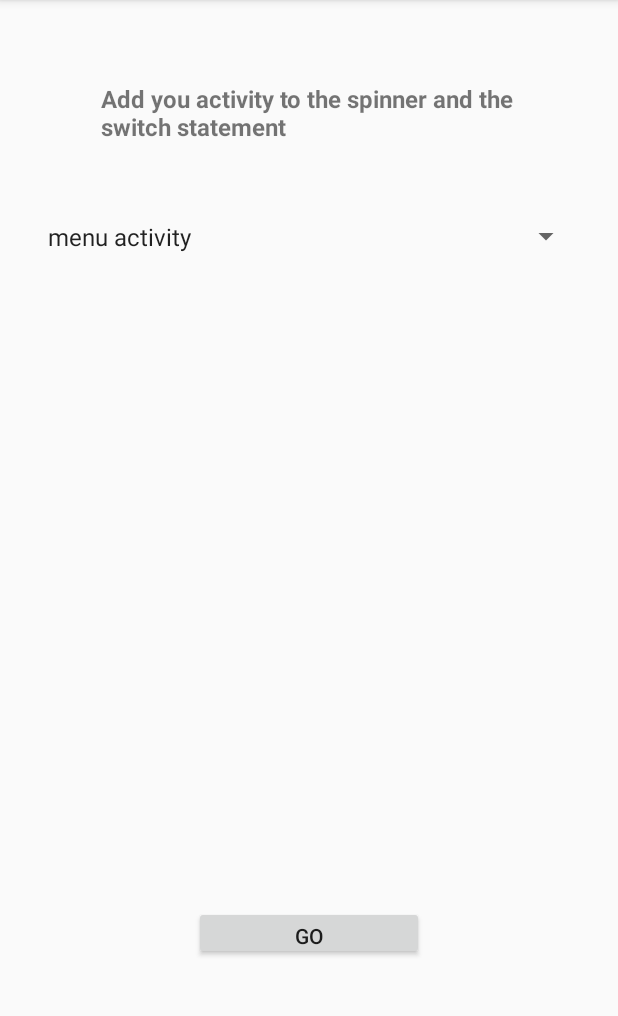
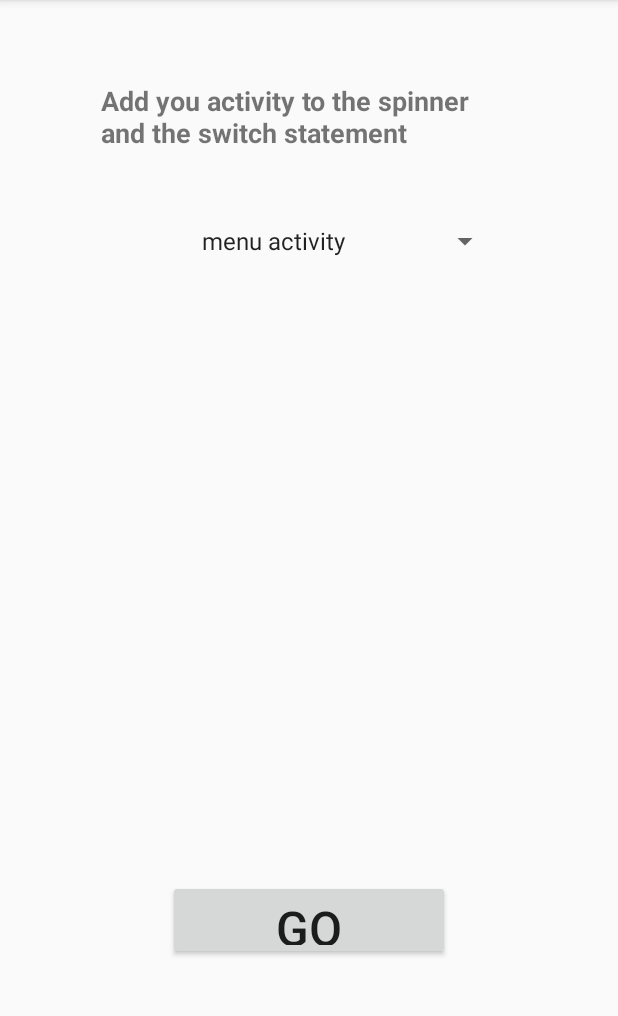
Before and after one commit to singhuu/POStMortem, an Android app: the screen it shows after launch (MainActivity), on a phone screen of 412 x 824 dp, the part 84-1100 px from its top. Run offline under Robolectric (Android 15) with nearby library versions, the light colour scheme and no system bars.

Commit message:
Added comments and increased text size on button and textview

```diff
--- a/phase1/app/src/main/java/com/example/postmortem/MainActivity.java
+++ b/phase1/app/src/main/java/com/example/postmortem/MainActivity.java
@@ -13,6 +13,7 @@ public class MainActivity extends AppCompatActivity {
   /** The spinner menu items */
   public final static String MENU_ACTIVITY = "menu activity";
 
+  /** The spinners array */
   private final String[] activities = {MENU_ACTIVITY};
 
   @Override
@@ -47,6 +48,7 @@ public class MainActivity extends AppCompatActivity {
 
     Intent intent;
 
+    // pick the activity to go to
     switch(activity){
 
       case MENU_ACTIVITY:
--- a/phase1/app/src/main/res/layout/activity_main.xml
+++ b/phase1/app/src/main/res/layout/activity_main.xml
@@ -11,7 +11,7 @@
         android:layout_width="277dp"
         android:layout_height="58dp"
         android:text="@string/open_instruction"
-        android:textSize="16sp"
+        android:textSize="18sp"
         android:textStyle="bold"
         app:layout_constraintBottom_toBottomOf="parent"
         app:layout_constraintLeft_toLeftOf="parent"
@@ -21,11 +21,12 @@
 
     <Button
         android:id="@+id/button"
-        android:layout_width="153dp"
-        android:layout_height="36dp"
+        android:layout_width="188dp"
+        android:layout_height="53dp"
         android:layout_marginBottom="128dp"
         android:onClick="transitionToActivity"
         android:text="@string/activity_button"
+        android:textSize="32sp"
         app:layout_constraintBottom_toBottomOf="parent"
         app:layout_constraintEnd_toEndOf="parent"
         app:layout_constraintStart_toStartOf="parent"
@@ -34,9 +35,10 @@
 
     <Spinner
         android:id="@+id/spinner"
-        android:layout_width="364dp"
-        android:layout_height="26dp"
+        android:layout_width="256dp"
+        android:layout_height="32dp"
         android:layout_marginTop="32dp"
+        android:textAlignment="center"
         app:layout_constraintEnd_toEndOf="parent"
         app:layout_constraintStart_toStartOf="parent"
         app:layout_constraintTop_toBottomOf="@+id/textView" />
```
